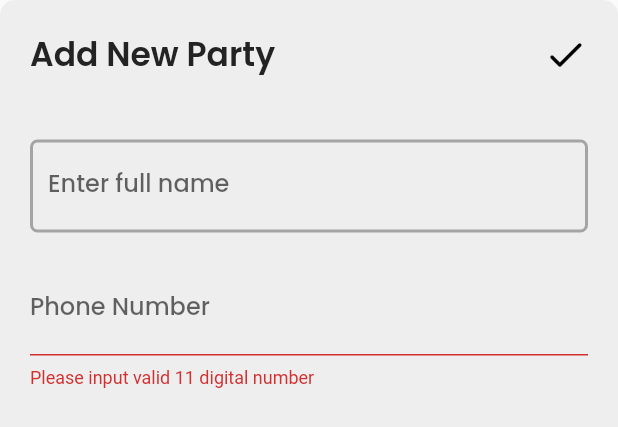
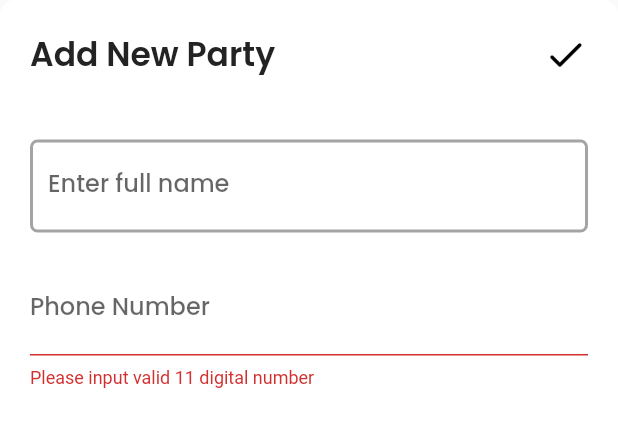
Before and after one commit to mdrashedbinkuddus/rsenterperise-admin, a Flutter app: the AddPartyWidget widget shown alone on an empty page, opened directly, on a phone screen of 412 x 824 dp. Shown: the top 427 px of the screen. Run offline on Flutter 3.47's test engine with Material 2 defaults, Android fonts, the phone set to English and light mode, and no system bars; our stand-ins replace auto_size_text, built_collection, built_value, cloud_firestore, easy_debounce, firebase_auth and 11 more; missing offline and left inert: json_path; accounts and stored records are empty; generated files the repository leaves out were written again; network calls fail.

Commit message:
Updating to latest FlutterFlow output.

```diff
--- a/lib/components/add_party_widget.dart
+++ b/lib/components/add_party_widget.dart
@@ -27,9 +27,10 @@ class _AddPartyWidgetState extends State<AddPartyWidget> {
   @override
   Widget build(BuildContext context) {
     return Container(
+      width: MediaQuery.of(context).size.width,
       height: 300,
       decoration: BoxDecoration(
-        color: Color(0xFFEEEEEE),
+        color: FlutterFlowTheme.of(context).primaryColor,
         borderRadius: BorderRadius.only(
           bottomLeft: Radius.circular(0),
           bottomRight: Radius.circular(0),
--- a/lib/components/add_payment_widget.dart
+++ b/lib/components/add_payment_widget.dart
@@ -31,8 +31,10 @@ class _AddPaymentWidgetState extends State<AddPaymentWidget> {
   @override
   Widget build(BuildContext context) {
     return Container(
+      width: MediaQuery.of(context).size.width,
+      height: 400,
       decoration: BoxDecoration(
-        color: Color(0xFFEEEEEE),
+        color: FlutterFlowTheme.of(context).primaryColor,
         borderRadius: BorderRadius.only(
           bottomLeft: Radius.circular(0),
           bottomRight: Radius.circular(0),
```
